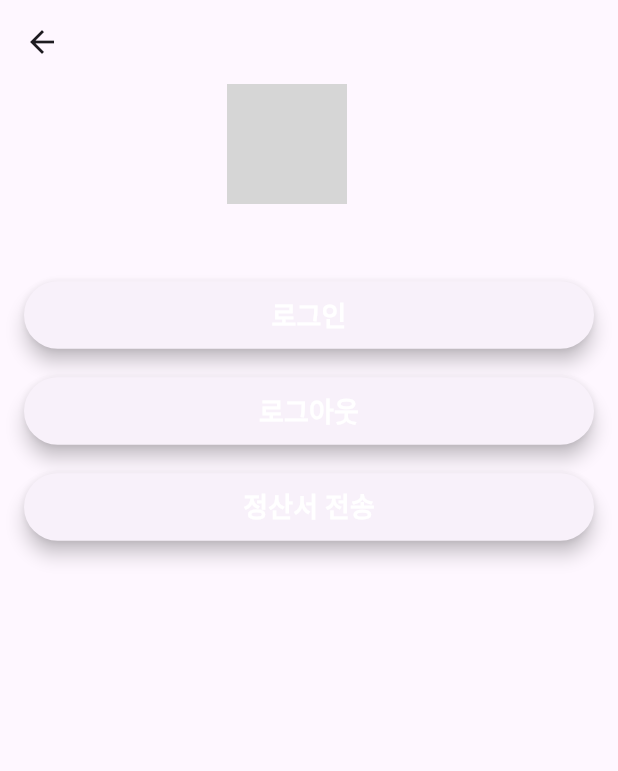
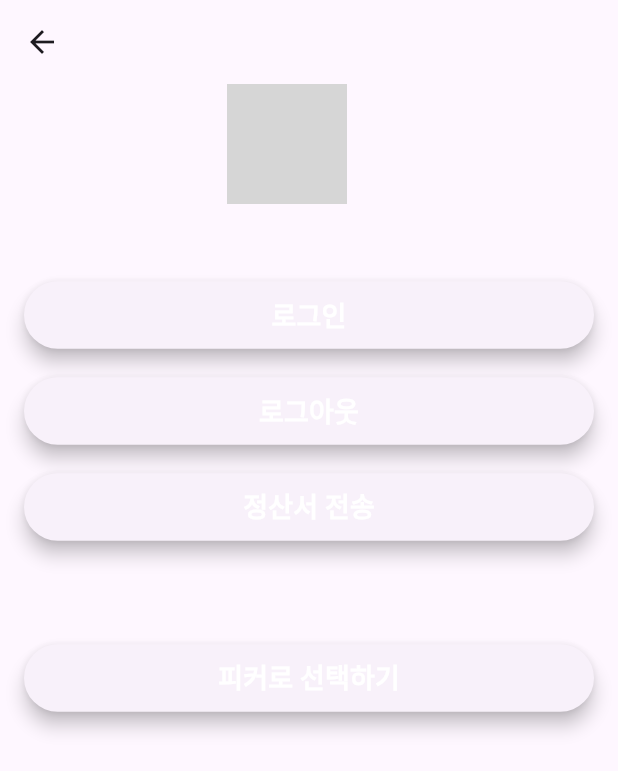
Before and after one commit to UmWooNeAh/GroupSettlement2, a Flutter app: the screen it shows after launch, after a tap on "로그인", on a phone screen of 412 x 824 dp. Shown: the top 771 px of the screen. Run offline on Flutter 3.47's test engine with Material 2 defaults, Android fonts, the phone set to English and light mode, and no system bars; our stand-ins replace cloud_firestore, firebase_core, firebase_messaging, flutter_local_notifications; missing offline and left inert: dart:ffi, group_settlement, kakao_flutter_sdk, kakao_flutter_sdk_user; accounts and stored records are empty; network calls fail; grey boxes are pictures that could not be loaded.

Commit message:
Feat. 친구 멀티피커

```diff
--- a/lib/Kakao/kakao_login_page.dart
+++ b/lib/Kakao/kakao_login_page.dart
@@ -203,6 +203,55 @@ class _kakaoLoginPageState extends State<kakaoLoginPage> {
                   ),
                 ),
               ),
+              Padding(
+                padding: const EdgeInsets.only(
+                    top: 50.0,
+                    left: 16.0,
+                    right: 16.0,
+                    bottom: 16.0),
+                child: ElevatedButton(
+                  onPressed: () async {
+                    var params = PickerFriendRequestParams(
+                      title: '멀티 친구 피커',
+                      enableSearch: true,
+                      showMyProfile: true,
+                      showFavorite: true,
+                      showPickedFriend: null,
+                      maxPickableCount: null,
+                      minPickableCount: null,
+                      enableBackButton: true,
+                    );
+
+// 피커 호출
+                    try {
+                      SelectedUsers users = await PickerApi.instance.selectFriends(params: params, context: context);
+                      print('친구 선택 성공: ${users.users!.length}');
+                    } catch(e) {
+                      print('친구 선택 실패: $e');
+                    }
+                    setState(() {
+                    });
+                  },
+                  child: Container(
+                    height: 45.0,
+                    alignment: Alignment.center,
+                    child: Text(
+                      "피커로 선택하기",
+                      style: Theme.of(context).textTheme.labelLarge!.copyWith(
+                          fontSize: 18.0,
+                          color: Colors.white,
+                          fontWeight: FontWeight.bold
+                      ),
+                    ),
+                  ),
+                  style: ElevatedButton.styleFrom(
+                      primary: kPrimary,
+                      elevation: 5.0,
+                      shape: RoundedRectangleBorder(
+                          borderRadius: BorderRadius.circular(45.0))
+                  ),
+                ),
+              ),
             ],
           )
         )
```
